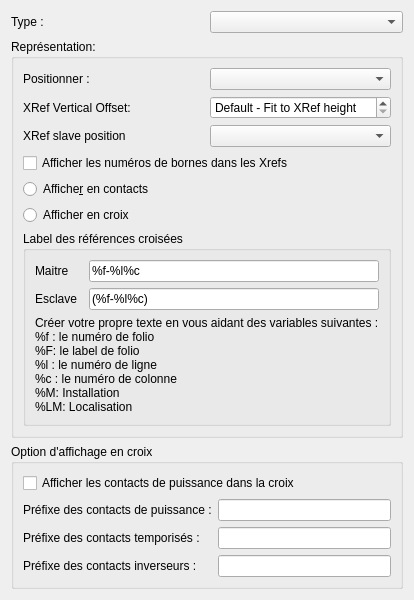
Old version of the form sources/ui/xrefpropertieswidget.ui in the repository ChuckNr11/qelectrotech-source-mirror.
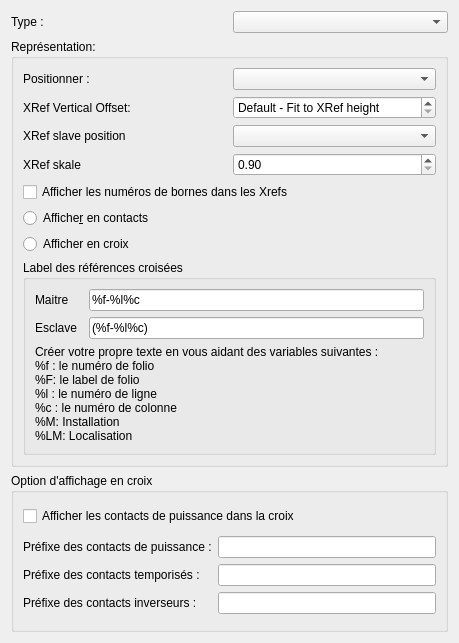
New version of the form.

Commit message:
Added the ability to scale crossRefItems.
There is no way to adjust the size of CrossRef items. Therefore, a
feature has been added to scale the CrossRef items. The scaling factor
is set globally for all CrossRef items in the project properties; it is
not possible to scale an individual item.

Diff of the .ui file:
```diff
--- a/sources/ui/xrefpropertieswidget.ui
+++ b/sources/ui/xrefpropertieswidget.ui
@@ -6,14 +6,14 @@
    <rect>
     <x>0</x>
     <y>0</y>
-    <width>376</width>
-    <height>531</height>
+    <width>459</width>
+    <height>643</height>
    </rect>
   </property>
   <property name="windowTitle">
    <string>Form</string>
   </property>
-  <layout class="QVBoxLayout" name="verticalLayout">
+  <layout class="QVBoxLayout" name="verticalLayout_3">
    <item>
     <layout class="QHBoxLayout" name="horizontalLayout_2">
      <item>
@@ -33,7 +33,7 @@
      <property name="title">
       <string>Représentation:</string>
      </property>
-     <layout class="QVBoxLayout" name="verticalLayout_3">
+     <layout class="QVBoxLayout" name="verticalLayout">
       <item>
        <layout class="QHBoxLayout" name="horizontalLayout">
         <item>
@@ -104,6 +104,36 @@
         </item>
        </layout>
       </item>
+      <item>
+       <layout class="QHBoxLayout" name="horizontalLayout_8">
+        <item>
+         <widget class="QLabel" name="label_11">
+          <property name="text">
+           <string>XRef skale</string>
+          </property>
+         </widget>
+        </item>
+        <item>
+         <widget class="QDoubleSpinBox" name="m_xref_scale_sb">
+          <property name="decimals">
+           <number>2</number>
+          </property>
+          <property name="minimum">
+           <double>0.900000000000000</double>
+          </property>
+          <property name="maximum">
+           <double>1.500000000000000</double>
+          </property>
+          <property name="singleStep">
+           <double>0.010000000000000</double>
+          </property>
+          <property name="stepType">
+           <enum>QAbstractSpinBox::DefaultStepType</enum>
+          </property>
+         </widget>
+        </item>
+       </layout>
+      </item>
       <item>
        <layout class="QHBoxLayout" name="horizontalLayout_3">
         <item>
```
The commit also changes 5 other files.
